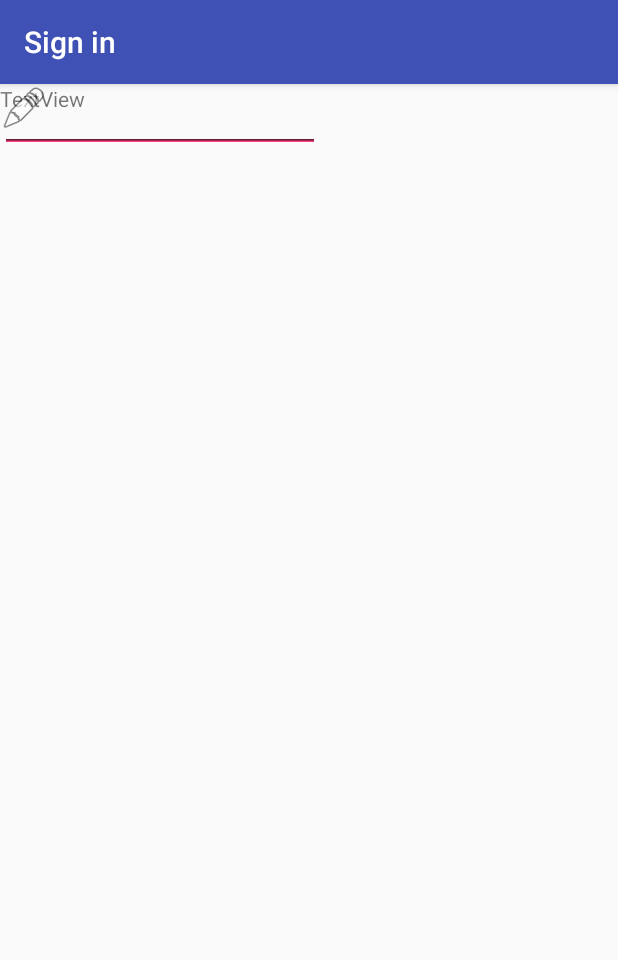
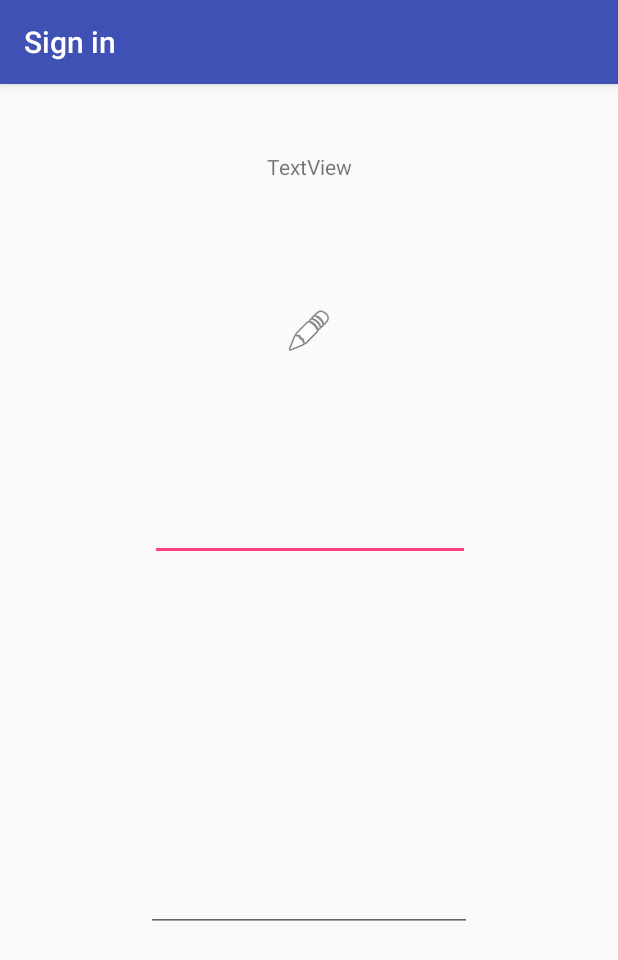
Before and after one commit to illphil610/TutorU, an Android app: the LoginActivity screen opened directly, with no data from a screen before it, on a phone screen of 412 x 824 dp. Shown: the top 960 px of the screen. Run offline under Robolectric (Android 15) with nearby library versions, the phone set to English and light mode, and no system bars.

Commit message:
Initial Login activity

```diff
--- a/app/src/main/res/layout/activity_login.xml
+++ b/app/src/main/res/layout/activity_login.xml
@@ -10,33 +10,52 @@
         android:id="@+id/edit_text_email"
         android:layout_width="wrap_content"
         android:layout_height="wrap_content"
+        android:layout_marginEnd="8dp"
+        android:layout_marginStart="8dp"
+        android:layout_marginTop="92dp"
         android:ems="10"
         android:inputType="textEmailAddress"
-        tools:layout_editor_absoluteX="84dp"
-        tools:layout_editor_absoluteY="308dp" />
+        app:layout_constraintEnd_toEndOf="parent"
+        app:layout_constraintHorizontal_bias="0.503"
+        app:layout_constraintStart_toStartOf="parent"
+        app:layout_constraintTop_toBottomOf="@+id/image_view_logo" />
 
     <EditText
         android:id="@+id/edit_text_password"
-        android:layout_width="wrap_content"
-        android:layout_height="wrap_content"
+        android:layout_width="217dp"
+        android:layout_height="44dp"
+        android:layout_marginBottom="8dp"
+        android:layout_marginEnd="8dp"
+        android:layout_marginStart="8dp"
+        android:layout_marginTop="8dp"
         android:ems="10"
         android:inputType="textPassword"
-        tools:layout_editor_absoluteX="84dp"
-        tools:layout_editor_absoluteY="378dp" />
+        app:layout_constraintBottom_toBottomOf="parent"
+        app:layout_constraintEnd_toEndOf="parent"
+        app:layout_constraintStart_toStartOf="parent"
+        app:layout_constraintTop_toBottomOf="@+id/edit_text_email" />
 
     <TextView
         android:id="@+id/text_view_app_title"
         android:layout_width="wrap_content"
         android:layout_height="wrap_content"
+        android:layout_marginEnd="8dp"
+        android:layout_marginStart="8dp"
+        android:layout_marginTop="45dp"
         android:text="TextView"
-        tools:layout_editor_absoluteX="162dp"
-        tools:layout_editor_absoluteY="45dp" />
+        app:layout_constraintEnd_toEndOf="parent"
+        app:layout_constraintStart_toStartOf="parent"
+        app:layout_constraintTop_toTopOf="parent" />
 
     <ImageView
         android:id="@+id/image_view_logo"
         android:layout_width="wrap_content"
         android:layout_height="wrap_content"
-        app:srcCompat="@android:drawable/ic_menu_edit"
-        tools:layout_editor_absoluteX="175dp"
-        tools:layout_editor_absoluteY="166dp" />
+        android:layout_marginEnd="8dp"
+        android:layout_marginStart="8dp"
+        android:layout_marginTop="84dp"
+        app:layout_constraintEnd_toEndOf="parent"
+        app:layout_constraintStart_toStartOf="parent"
+        app:layout_constraintTop_toBottomOf="@+id/text_view_app_title"
+        app:srcCompat="@android:drawable/ic_menu_edit" />
 </android.support.constraint.ConstraintLayout>
```
